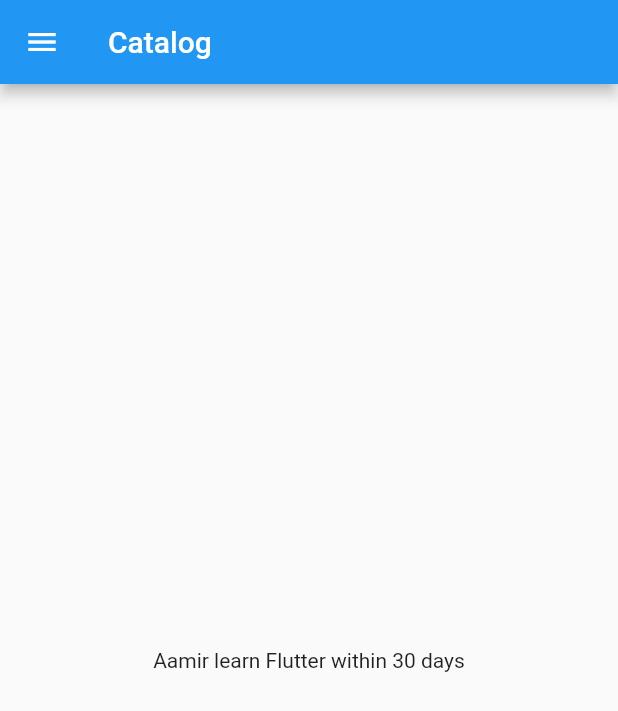
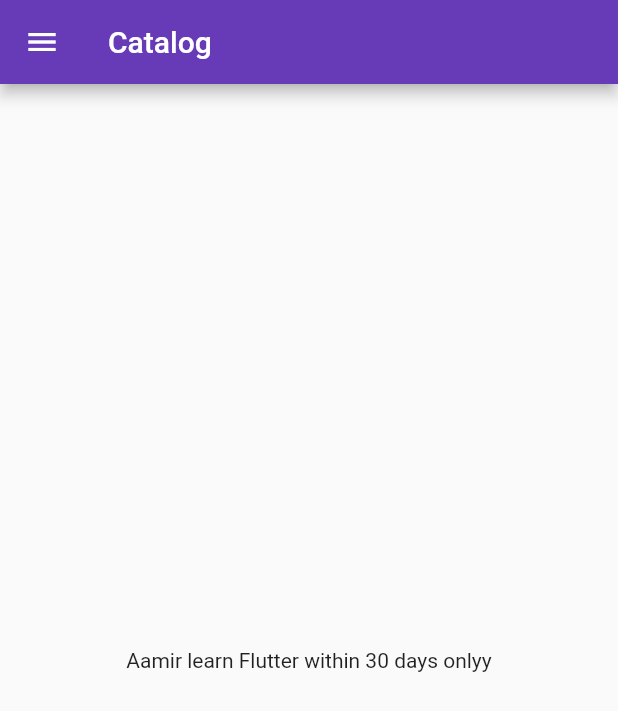
Before and after one commit to aamir-ds/flutter-Catalog-App, a Flutter app: the screen it shows after launch, on a phone screen of 412 x 824 dp. Shown: the top 711 px of the screen. Run offline on Flutter 3.47's test engine with Material 2 defaults, Android fonts, the phone set to English and light mode, and no system bars.

Commit message:
chapter 3

```diff
--- a/lib/main.dart
+++ b/lib/main.dart
@@ -1,5 +1,6 @@
 import 'package:flutter/material.dart';
-import 'package:flutter_catalog/home_page.dart';
+import 'package:flutter_catalog/screen/home_page.dart';
+import 'package:flutter_catalog/screen/login_page.dart';
 
 void main() {
   runApp(const MyApp());
@@ -11,7 +12,14 @@ class MyApp extends StatelessWidget {
   @override
   Widget build(BuildContext context) {
     return MaterialApp(
-      home: HomePage(),
+      themeMode: ThemeMode.light,
+      theme: ThemeData(primarySwatch: Colors.deepPurple),
+      darkTheme: ThemeData(brightness: Brightness.dark),
+      routes: {
+        '/': (context) => HomePage(),
+        '/login': (context) => LoginPage()
+      },
+      initialRoute: "/",
     );
   }
 }
--- a/lib/home_page.dart
+++ b/lib/screen/home_page.dart
@@ -12,12 +12,10 @@ class HomePage extends StatelessWidget {
       ),
       body: Center(
         child: Container(
-          child: Text('$name learn Flutter within $days days'),
+          child: Text('$name learn Flutter within $days days onlyy'),
         ),
       ),
-      drawer: Drawer(
-        backgroundColor: Color.fromARGB(255, 253, 29, 85),
-      ),
+      drawer: Drawer(),
     );
   }
 }
```
Also changed, not shown: lib/screen/login_page.dart (added, +16 -0 lines).
